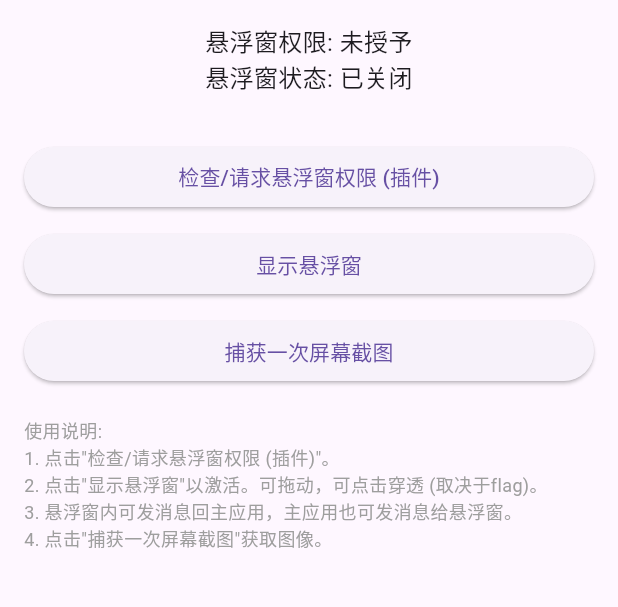
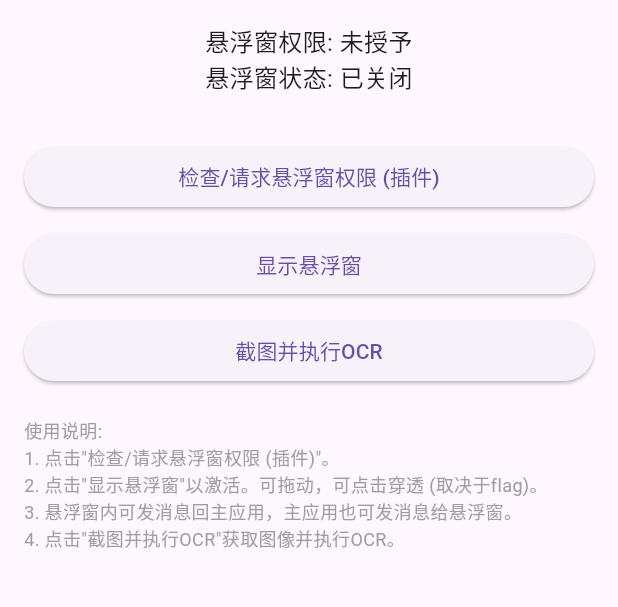
Before and after one commit to Mcayear/TranslaScreen, a Flutter app: the screen it shows after launch, after a tap on "检查/请求悬浮窗权限 (插件)", on a phone screen of 412 x 824 dp, the part 84-691 px from its top. Run offline on Flutter 3.47's test engine with Material 3 defaults, Android fonts, the phone set to English and light mode, and no system bars; missing offline and left inert: flutter_overlay_window, google_mlkit_text_recognition.

Commit message:
feat(OCR): google_mlkit_text_recognition

```diff
--- a/transla_screen/lib/main.dart
+++ b/transla_screen/lib/main.dart
@@ -1,8 +1,10 @@
 import 'dart:developer'; // For log
 import 'dart:typed_data';
+import 'dart:ui' as ui; // For ui.Image and ui.Size for OCR service
 import 'package:flutter/material.dart';
 import 'package:flutter_overlay_window/flutter_overlay_window.dart';
 import 'services/native_bridge.dart';
+import 'services/ocr_service.dart'; // Import OCR Service
 import 'overlay_widget.dart'; // Import the overlay widget
 
 // Overlay Entry Point
@@ -76,10 +78,14 @@ class _MyHomePageState extends State<MyHomePage> with WidgetsBindingObserver {
   String _statusMessage = "";
   Uint8List? _capturedImageBytes;
   String _dataFromOverlay = "";
+  List<OcrResult> _ocrResults = []; // To store OCR results
+
+  late LocalOcrService _ocrService; // Declare OCR service instance
 
   @override
   void initState() {
     super.initState();
+    _ocrService = LocalOcrService(); // Initialize OCR Service
     WidgetsBinding.instance.addObserver(this);
     _checkInitialPermissions();
     // Listen for data from overlay
@@ -93,6 +99,7 @@ class _MyHomePageState extends State<MyHomePage> with WidgetsBindingObserver {
 
   @override
   void dispose() {
+    _ocrService.dispose(); // Dispose OCR Service
     WidgetsBinding.instance.removeObserver(this);
     // It's good practice to close overlay if app is completely closing, if applicable.
     // FlutterOverlayWindow.closeOverlay();
@@ -112,6 +119,8 @@ class _MyHomePageState extends State<MyHomePage> with WidgetsBindingObserver {
     setState(() {
       _screenCaptureProcessed = false;
       _capturedImageBytes = null;
+      _ocrResults = [];
+      _updateStatusMessage();
     });
   }
 
@@ -122,6 +131,9 @@ class _MyHomePageState extends State<MyHomePage> with WidgetsBindingObserver {
       _updateStatusMessage();
       if (!granted) {
         _statusMessage = "悬浮窗权限未授予。请通过按钮请求权限。";
+      } else {
+        // If already granted, ensure status message reflects this if it was previously showing 'not granted'
+        if (_statusMessage.contains("悬浮窗权限未授予")) _statusMessage = "悬浮窗权限已授予。";
       }
     });
   }
@@ -130,6 +142,7 @@ class _MyHomePageState extends State<MyHomePage> with WidgetsBindingObserver {
     setState(() {
       _statusMessage = '正在请求悬浮窗权限...';
       _capturedImageBytes = null;
+      _ocrResults = [];
     });
     final bool? granted = await FlutterOverlayWindow.requestPermission();
     setState(() {
@@ -142,10 +155,11 @@ class _MyHomePageState extends State<MyHomePage> with WidgetsBindingObserver {
     });
   }
 
-  Future<void> _toggleScreenCapture() async {
+  Future<void> _toggleScreenCaptureAndOcr() async {
     setState(() {
       _capturedImageBytes = null;
       _screenCaptureProcessed = false;
+      _ocrResults = [];
       _statusMessage = '正在准备开始屏幕捕获...';
     });
 
@@ -153,7 +167,7 @@ class _MyHomePageState extends State<MyHomePage> with WidgetsBindingObserver {
         await FlutterOverlayWindow.isPermissionGranted();
     if (!overlayPermGranted) {
       setState(() {
-        _statusMessage = '请先授予悬浮窗权限，才能开始屏幕捕获。';
+        _statusMessage = '进行OCR前，请先授予悬浮窗权限（后续用于显示结果）。';
         _screenCaptureProcessed = true;
       });
       return;
@@ -165,16 +179,39 @@ class _MyHomePageState extends State<MyHomePage> with WidgetsBindingObserver {
 
     final Uint8List? imageBytes = await NativeBridge.startScreenCapture();
 
+    if (imageBytes != null) {
       setState(() {
         _capturedImageBytes = imageBytes;
+        _statusMessage = '截图成功！正在进行OCR识别...';
+      });
+
+      // Get image dimensions for OCR service (important)
+      // This is a common way to get dimensions from image bytes in Flutter
+      final codec = await ui.instantiateImageCodec(imageBytes);
+      final frame = await codec.getNextFrame();
+      final ui.Size imageSize =
+          ui.Size(frame.image.width.toDouble(), frame.image.height.toDouble());
+      frame.image.dispose(); // Dispose the ui.Image from frame
+
+      final List<OcrResult> results =
+          await _ocrService.processImageBytes(imageBytes);
+      setState(() {
+        _ocrResults = results;
         _screenCaptureProcessed = true;
-      if (imageBytes != null) {
-        _statusMessage = '屏幕截图已成功捕获！';
+        if (results.isNotEmpty) {
+          _statusMessage = 'OCR完成！识别到 ${results.length} 个文本块。';
         } else {
+          _statusMessage = 'OCR完成，但未识别到文本。';
+        }
+      });
+    } else {
+      setState(() {
+        _capturedImageBytes = null;
+        _screenCaptureProcessed = true;
         _statusMessage = '屏幕捕获失败或未返回图像数据。';
+      });
     }
     _updateStatusMessage();
-    });
   }
 
   Future<void> _toggleOverlay() async {
@@ -220,7 +257,12 @@ class _MyHomePageState extends State<MyHomePage> with WidgetsBindingObserver {
       });
       return;
     }
-    final dataToSend = "来自主应用的消息: ${DateTime.now().second}";
+    // Example: send OCR results count or first result to overlay
+    String dataToSend = "来自主应用的消息: ${DateTime.now().second}";
+    if (_ocrResults.isNotEmpty) {
+      dataToSend =
+          "OCR发现: ${_ocrResults.first.text.substring(0, (_ocrResults.first.text.length > 20 ? 20 : _ocrResults.first.text.length))}...";
+    }
     await FlutterOverlayWindow.shareData(dataToSend);
     setState(() {
       _statusMessage = "已发送数据到悬浮窗: $dataToSend";
@@ -228,24 +270,32 @@ class _MyHomePageState extends State<MyHomePage> with WidgetsBindingObserver {
   }
 
   void _updateStatusMessage() {
-    String permStatus =
-        "悬浮窗权限: ${(_isOverlayVisible || FlutterOverlayWindow.isPermissionGranted() == true) ? '已授予' : '未授予'}"; // Simplified check
+    final bool permGranted = FlutterOverlayWindow.isPermissionGranted() == true;
+    String permStatus = "悬浮窗权限: ${permGranted ? '已授予' : '未授予'}";
     String overlayStatus = "悬浮窗状态: ${_isOverlayVisible ? '可见' : '已关闭'}";
     String captureMsg = "";
+    String ocrMsg = "";
+
     if (_screenCaptureProcessed) {
-      captureMsg = _capturedImageBytes != null ? "\n截图: 成功捕获" : "\n截图: 失败或无数据";
+      captureMsg = _capturedImageBytes != null ? "\n截图: 已捕获" : "\n截图: 失败";
+      if (_capturedImageBytes != null) {
+        ocrMsg = _ocrResults.isNotEmpty
+            ? "\nOCR: 发现 ${_ocrResults.length} 项"
+            : "\nOCR: 未发现文本";
+      }
     }
 
-    // Prioritize specific messages set by actions
+    // Prioritize specific action messages
     if (!(_statusMessage.startsWith('正在') ||
         _statusMessage.startsWith('如果') ||
-        _statusMessage.contains('截图已成功捕获') ||
-        _statusMessage.contains('失败或未返回图像数据') ||
+        _statusMessage.contains('截图成功') ||
+        _statusMessage.contains('OCR完成') ||
+        _statusMessage.contains('屏幕捕获失败') ||
         _statusMessage.contains('悬浮窗已关闭') ||
         _statusMessage.contains('悬浮窗已显示') ||
         _statusMessage.contains('无法显示悬浮窗') ||
         _statusMessage.contains('已发送数据'))) {
-      _statusMessage = permStatus + "\n" + overlayStatus + captureMsg;
+      _statusMessage = permStatus + "\n" + overlayStatus + captureMsg + ocrMsg;
     }
 
     if (mounted) {
@@ -301,11 +351,22 @@ class _MyHomePageState extends State<MyHomePage> with WidgetsBindingObserver {
               ),
             const SizedBox(height: 10),
             if (_capturedImageBytes != null)
+              Column(
+                children: [
                   SizedBox(
-                height: 200, // Constrain image height for layout
+                    height: 150, // Constrain image height
                     child: InteractiveViewer(
                         child: Image.memory(_capturedImageBytes!,
                             fit: BoxFit.contain)),
+                  ),
+                  if (_ocrResults.isNotEmpty)
+                    Padding(
+                      padding: const EdgeInsets.only(top: 8.0),
+                      child: Text("OCR识别文本 (首条): '${_ocrResults.first.text}'",
+                          textAlign: TextAlign.center,
+                          style: TextStyle(color: Colors.deepPurpleAccent)),
+                    ),
+                ],
               ),
             const SizedBox(height: 20),
             ElevatedButton(
@@ -322,17 +383,18 @@ class _MyHomePageState extends State<MyHomePage> with WidgetsBindingObserver {
                 padding: const EdgeInsets.only(top: 10.0),
                 child: ElevatedButton(
                   onPressed: _sendDataToOverlay,
-                  child: const Text('发送数据到悬浮窗'),
+                  child: const Text('发送OCR摘要到悬浮窗'), // Updated button text
                 ),
               ),
             const SizedBox(height: 10),
             ElevatedButton(
-              onPressed: _toggleScreenCapture,
-              child: const Text('捕获一次屏幕截图'),
+              onPressed:
+                  _toggleScreenCaptureAndOcr, // Changed to new combined function
+              child: const Text('截图并执行OCR'),
             ),
             const SizedBox(height: 20),
             const Text(
-              '使用说明:\n1. 点击"检查/请求悬浮窗权限 (插件)"。\n2. 点击"显示悬浮窗"以激活。可拖动，可点击穿透 (取决于flag)。\n3. 悬浮窗内可发消息回主应用，主应用也可发消息给悬浮窗。\n4. 点击"捕获一次屏幕截图"获取图像。',
+              '使用说明:\n1. 点击"检查/请求悬浮窗权限 (插件)"。\n2. 点击"显示悬浮窗"以激活。可拖动，可点击穿透 (取决于flag)。\n3. 悬浮窗内可发消息回主应用，主应用也可发消息给悬浮窗。\n4. 点击"截图并执行OCR"获取图像并执行OCR。',
               textAlign: TextAlign.left,
               style: TextStyle(fontSize: 12, color: Colors.grey),
             ),
--- a/transla_screen/pubspec.yaml
+++ b/transla_screen/pubspec.yaml
@@ -31,6 +31,7 @@ dependencies:
   flutter:
     sdk: flutter
   flutter_overlay_window: ^0.5.0 # Added plugin
+  google_mlkit_text_recognition: ^0.15.0 # Added ML Kit Text Recognition
 
   # The following adds the Cupertino Icons font to your application.
   # Use with the CupertinoIcons class for iOS style icons.
```
Also changed, not shown: transla_screen/lib/services/ocr_service.dart (added, +114 -0 lines), transla_screen/pubspec.lock, 1 other file. Lines whose indentation alone changed are shown as unchanged.
